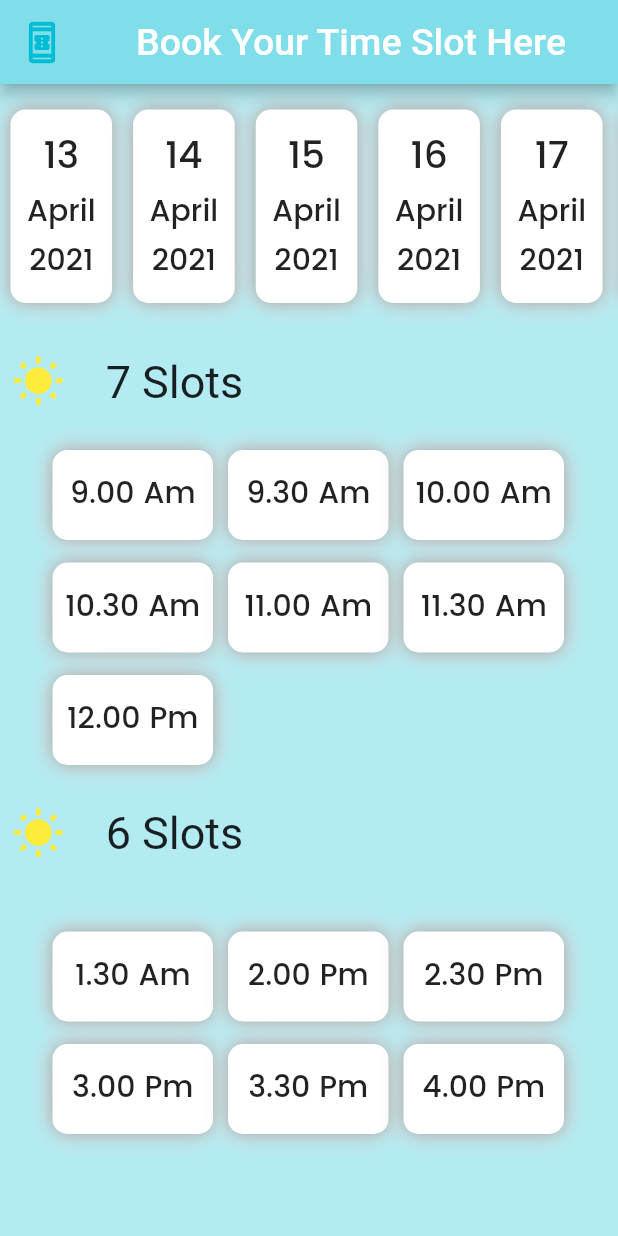
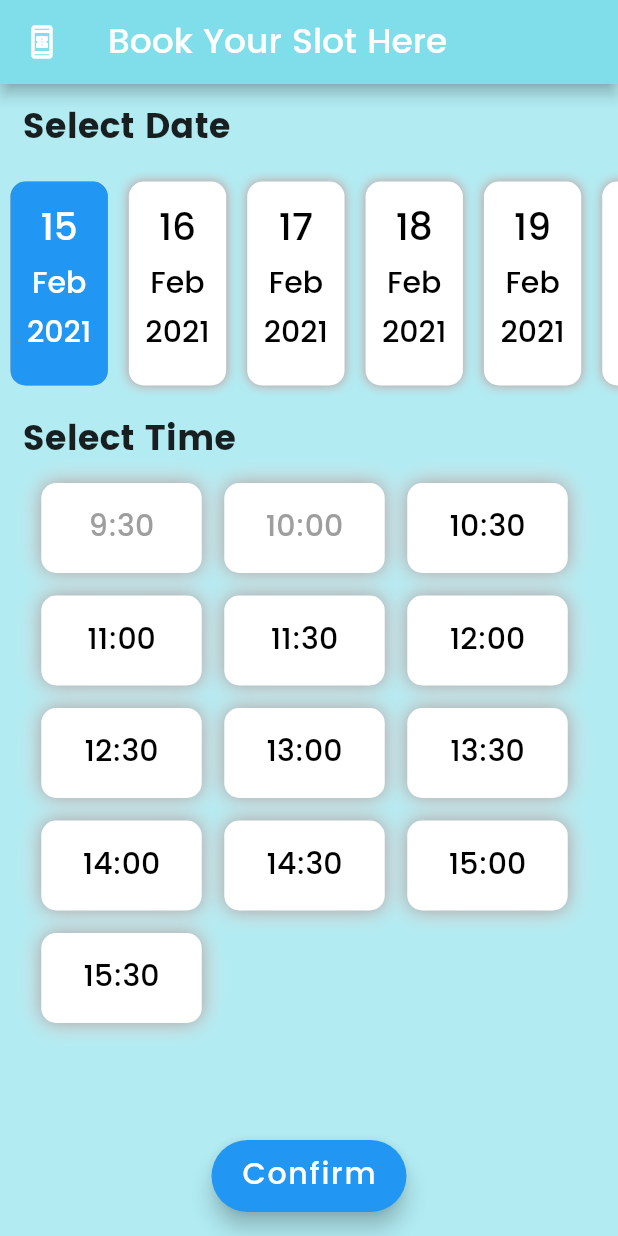
Before and after one commit to anu-baby97/lab_test_app, a Flutter app: the BookingScreen screen opened by its route, on a phone screen of 412 x 824 dp. Run offline on Flutter 3.47's test engine with Material 2 defaults, Android fonts, the phone set to English and light mode, and no system bars; our stand-ins replace cloud_firestore, firebase_auth, firebase_core, flutter_screenutil, modal_progress_hud; accounts and stored records are empty; Roboto replaces fonts that are missing (Lobster-Regular).

```diff
--- a/lib/Screens/BookingScreen.dart
+++ b/lib/Screens/BookingScreen.dart
@@ -1,72 +1,38 @@
 import 'package:flutter/cupertino.dart';
 import 'package:flutter/material.dart';
+import 'package:intl/intl.dart';
+import 'package:cloud_firestore/cloud_firestore.dart';
+import 'package:lab_test_booking_app/Screens/AppointmentInfo.dart';
 
 class BookingScreen extends StatefulWidget {
-  static const String id = "BookingDemo";
+  static const String id = "BookingScreen";
+
   @override
   _BookingScreenState createState() => _BookingScreenState();
 }
 
 class _BookingScreenState extends State<BookingScreen> {
-  Widget addBookingDate(String title1, String title2, String title3) {
-    return Padding(
-      padding: const EdgeInsets.all(11.0),
-      child: Column(
-        children: [
-          Text(
-            title1,
-            style: TextStyle(fontFamily: "Poppins-Medium", fontSize: 25),
-          ),
-          Text(title2,
-              style: TextStyle(fontFamily: "Poppins-Medium", fontSize: 20)),
-          Text(title3,
-              style: TextStyle(fontFamily: "Poppins-Medium", fontSize: 20))
-        ],
-      ),
-    );
+  DateTime selectedDate;
+  DateTime selectedTime;
+  DateTime initialTime;
+  DateTime now;
+  final _firestore = FirebaseFirestore.instance;
+
+  List<DateTime> dateList = List();
+  List<DateTime> timeSlotList = List();
+
+  @override
+  void initState() {
+    now = DateTime.now();
+    selectedDate = now;
+    initialTime = DateTime(now.year, now.month, now.day, 9, 30);
+    for (var i = 0; i < 10; i++) {
+      dateList.add(now.add(Duration(days: i)));
     }
-
-  Widget addTimeSlot(String slot) {
-    return InkWell(
-      onTap: () {},
-      child: Container(
-        decoration: buildBoxDecoration(),
-        width: 107,
-        height: 60,
-        child: Center(
-          child: Text(
-            slot,
-            style: TextStyle(fontFamily: "Poppins-Medium", fontSize: 20),
-          ),
-        ),
-      ),
-    );
+    for (var i = 0; i < 13; i++) {
+      timeSlotList.add(initialTime.add(Duration(minutes: i * 30)));
     }
-
-  Widget addRowOfTimeSlots(int slotnos, Icon sloticon) {
-    return Padding(
-      padding: const EdgeInsets.all(8.0),
-      child: Column(
-        crossAxisAlignment: CrossAxisAlignment.start,
-        children: [
-          Row(
-            children: [
-              sloticon,
-              SizedBox(
-                width: 20,
-              ),
-              Text(
-                " $slotnos Slots",
-                style: TextStyle(fontFamily: "Lobster-Regular", fontSize: 30),
-              ),
-            ],
-          ),
-          SizedBox(
-            height: 20,
-          ),
-        ],
-      ),
-    );
+    super.initState();
   }
 
   @override
@@ -75,71 +41,81 @@ class _BookingScreenState extends State<BookingScreen> {
       backgroundColor: Colors.cyan.shade100,
       appBar: AppBar(
         backgroundColor: Colors.cyan.shade200,
-          title: Center(
-            child: Text(
-              "Book Your Time Slot Here",
-              style: TextStyle(fontFamily: "Lobster-Regular", fontSize: 25),
+        leading: Icon(Icons.book_online_outlined),
+        title: Text(
+          "Book Your Slot Here",
+          style: TextStyle(fontSize: 23, fontFamily: 'Poppins-Medium'),
         ),
       ),
-          leading: new IconButton(
-            icon: new Icon(
-              Icons.book_online_outlined,
-              size: 30,
-            ),
-            color: Colors.cyan,
-            onPressed: () {},
-          ),
-        ),
+      floatingActionButton: FloatingActionButton.extended(
+          onPressed: () {
+            setState(() {
+              _firestore.collection("appointments".toString()).add({
+                'Date and Time': selectedTime,
+              });
+              Navigator.pushNamedAndRemoveUntil(
+                  context, AppointmentInfo.id, (route) => true);
+            });
+          },
+          label: Text(
+            "Confirm",
+            style: TextStyle(
+                fontFamily: 'Poppins-Medium',
+                color: Colors.white,
+                fontSize: 20),
+          )),
+      floatingActionButtonLocation: FloatingActionButtonLocation.centerFloat,
       body: SafeArea(
         child: SingleChildScrollView(
           scrollDirection: Axis.vertical,
           child: Column(
-              children: [
-                SingleChildScrollView(
-                  scrollDirection: Axis.horizontal,
-                  child: Padding(
-                    padding: const EdgeInsets.fromLTRB(0, 10, 0, 10),
-                    child: Row(
+            crossAxisAlignment: CrossAxisAlignment.start,
             children: [
               Padding(
-                          padding: const EdgeInsets.all(7),
-                          child: Container(
-                            decoration: buildBoxDecoration(),
-                            child: addBookingDate("13", "April", "2021"),
+                padding: const EdgeInsets.only(left: 15, bottom: 10, top: 10),
+                child: Text(
+                  "Select Date",
+                  style: TextStyle(fontFamily: "Poppins-Bold", fontSize: 23),
                 ),
               ),
+              Container(
+                height: 150,
+                child: ListView(
+                  shrinkWrap: true,
+                  scrollDirection: Axis.horizontal,
+                  children: [
+                    for (var _date in dateList)
                       Padding(
-                          padding: EdgeInsets.all(7),
+                        padding: const EdgeInsets.all(7),
+                        child: InkWell(
+                          onTap: () async {
+                            setState(() {
+                              selectedDate = _date;
+                            });
+                          },
                           child: Container(
-                              decoration: buildBoxDecoration(),
-                              child: addBookingDate("14", "April", "2021")),
+                              decoration: BoxDecoration(
+                                  color: selectedDate != null &&
+                                          selectedDate == _date
+                                      ? Colors.blue
+                                      : Colors.white,
+                                  borderRadius: BorderRadius.circular(10.0),
+                                  boxShadow: [
+                                    BoxShadow(
+                                        color: Colors.grey.shade200,
+                                        offset: Offset(0.0, 0.0),
+                                        blurRadius:
+                                            selectedDate == _date ? 0 : 5.0),
+                                    BoxShadow(
+                                        color: Colors.grey.shade500,
+                                        offset: Offset(0.0, 0.0),
+                                        blurRadius:
+                                            selectedDate == _date ? 0 : 5.0),
+                                  ]),
+                              child: addBookingDate(_date)),
                         ),
-                        Padding(
-                          padding: EdgeInsets.all(7),
-                          child: Container(
-                              decoration: buildBoxDecoration(),
-                              child: addBookingDate("15", "April", "2021")),
-                        ),
-                        Padding(
-                          padding: EdgeInsets.all(7),
-                          child: Container(
-                              decoration: buildBoxDecoration(),
-                              child: addBookingDate("16", "April", "2021")),
-                        ),
-                        Padding(
-                          padding: EdgeInsets.all(7),
-                          child: Container(
-                              decoration: buildBoxDecoration(),
-                              child: addBookingDate("17", "April", "2021")),
-                        ),
-                        Padding(
-                          padding: EdgeInsets.all(7),
-                          child: Container(
-                              decoration: buildBoxDecoration(),
-                              child: addBookingDate("18", "April", "2021")),
                       ),
                   ],
-                    ),
                 ),
               ),
               SizedBox(
@@ -148,107 +124,124 @@ class _BookingScreenState extends State<BookingScreen> {
               SingleChildScrollView(
                 child: Column(
                   children: [
-                      addRowOfTimeSlots(
-                          7,
-                          Icon(
-                            Icons.wb_sunny,
-                            color: Colors.yellow,
-                            size: 35,
-                          )),
+                    Row(
+                      children: [
                         Padding(
-                        padding: const EdgeInsets.only(left: 9),
-                        child: Wrap(
-                          runSpacing: 15.0,
-                          children: [
-                            addTimeSlot("9.00 Am"),
-                            SizedBox(
-                              width: 10,
-                            ),
-                            addTimeSlot("9.30 Am"),
-                            SizedBox(
-                              width: 10,
-                            ),
-                            addTimeSlot("10.00 Am"),
-                            SizedBox(
-                              width: 10,
-                            ),
-                            addTimeSlot("10.30 Am"),
-                            SizedBox(
-                              width: 10,
-                            ),
-                            addTimeSlot("11.00 Am"),
-                            SizedBox(
-                              width: 10,
-                            ),
-                            addTimeSlot("11.30 Am"),
-                            SizedBox(
-                              width: 10,
-                            ),
-                            addTimeSlot("12.00 Pm"),
-                          ],
+                          padding: const EdgeInsets.only(left: 15, bottom: 10),
+                          child: Text(
+                            "Select Time",
+                            style: TextStyle(
+                                fontFamily: "Poppins-Bold", fontSize: 23),
                           ),
                         ),
-                      SizedBox(
-                        height: 20,
-                      ),
-                      addRowOfTimeSlots(
-                          6,
-                          Icon(Icons.wb_sunny_sharp,
-                              color: Colors.yellow, size: 35)),
-                      SizedBox(
-                        height: 20,
+                      ],
                     ),
                     Padding(
                       padding: const EdgeInsets.only(left: 9),
                       child: Wrap(
                         runSpacing: 15.0,
                         children: [
-                            addTimeSlot("1.30 Am"),
-                            SizedBox(
-                              width: 10,
+                          for (var _timeSlot in timeSlotList)
+                            addTimeSlot(DateTime(
+                                selectedDate.year,
+                                selectedDate.month,
+                                selectedDate.day,
+                                _timeSlot.hour,
+                                _timeSlot.minute))
+                        ],
                       ),
-                            addTimeSlot("2.00 Pm"),
-                            SizedBox(
-                              width: 10,
                     ),
-                            addTimeSlot("2.30 Pm"),
-                            SizedBox(
-                              width: 10,
-                            ),
-                            addTimeSlot("3.00 Pm"),
-                            SizedBox(
-                              width: 10,
-                            ),
-                            addTimeSlot("3.30 Pm"),
-                            SizedBox(
-                              width: 10,
-                            ),
-                            addTimeSlot("4.00 Pm"),
+                    SizedBox(height: MediaQuery.of(context).size.height * 0.2)
                   ],
                 ),
               ),
             ],
           ),
         ),
+      ),
+    );
+  }
+
+  Widget addBookingDate(DateTime _date) {
+    return Padding(
+      padding: const EdgeInsets.all(11.0),
+      child: Column(
+        children: [
+          Text(
+            _date.day.toString(),
+            style: TextStyle(
+                color: _date == selectedDate ? Colors.white : Colors.black,
+                fontFamily: "Poppins-Medium",
+                fontSize: 25),
+          ),
+          Text(getMonth(_date),
+              style: TextStyle(
+                  color: _date == selectedDate ? Colors.white : Colors.black,
+                  fontFamily: "Poppins-Medium",
+                  fontSize: 20)),
+          Text(_date.year.toString(),
+              style: TextStyle(
+                  color: _date == selectedDate ? Colors.white : Colors.black,
+                  fontFamily: "Poppins-Medium",
+                  fontSize: 20))
         ],
       ),
-          ),
-        ));
+    );
   }
 
-  BoxDecoration buildBoxDecoration() {
-    return BoxDecoration(
-        color: Colors.white,
+  Widget addTimeSlot(DateTime _time) {
+    return InkWell(
+      onTap: () async {
+        if (_time.isAfter(now)) {
+          setState(() {
+            selectedTime = _time;
+          });
+        }
+      },
+      child: Container(
+        decoration: BoxDecoration(
+            color: selectedTime == _time ? Colors.blue : Colors.white,
             borderRadius: BorderRadius.circular(10.0),
             boxShadow: [
               BoxShadow(
-              color: Colors.grey.shade200,
+                  color: selectedTime == _time
+                      ? Colors.transparent
+                      : Colors.grey.shade200,
                   offset: Offset(0.0, 0.0),
                   blurRadius: 15.0),
               BoxShadow(
-              color: Colors.grey.shade500,
+                  color: selectedTime == _time
+                      ? Colors.transparent
+                      : Colors.grey.shade500,
                   offset: Offset(0.0, 0.0),
                   blurRadius: 10.0),
-        ]);
+            ]),
+        width: 107,
+        height: 60,
+        margin: EdgeInsets.only(right: 15),
+        child: Center(
+          child: Text(
+            (_time.hour.toString()) +
+                ":" +
+                (('0' + _time.minute.toString()).substring(
+                    _time.minute.toString().length - 1,
+                    _time.minute.toString().length + 1)),
+            style: TextStyle(
+              fontFamily: "Poppins-Medium",
+              fontSize: 20,
+              color: _time.isBefore(now)
+                  ? Colors.grey
+                  : selectedTime == _time
+                      ? Colors.white
+                      : Colors.black,
+            ),
+          ),
+        ),
+      ),
+    );
+  }
+
+  getMonth(DateTime time) {
+    return new DateFormat('MMM').format(time);
   }
 }
```
Also changed, not shown: lib/Screens/AdminLogin.dart (added, +14 -0 lines), lib/Screens/AppointmentInfo.dart (added, +159 -0 lines), lib/Screens/Demo.dart (added, +93 -0 lines), lib/Screens/LabInfo.dart (+12 -17 lines), lib/Screens/LoginScreen.dart (+46 -0 lines), lib/Screens/PaymentScreen.dart (added, +14 -0 lines), lib/Screens/TestInfo.dart (+15 -5 lines), lib/main.dart (+7 -1 lines), lib/Screens/BookingDemo.dart (deleted). Lines whose indentation alone changed are shown as unchanged.
